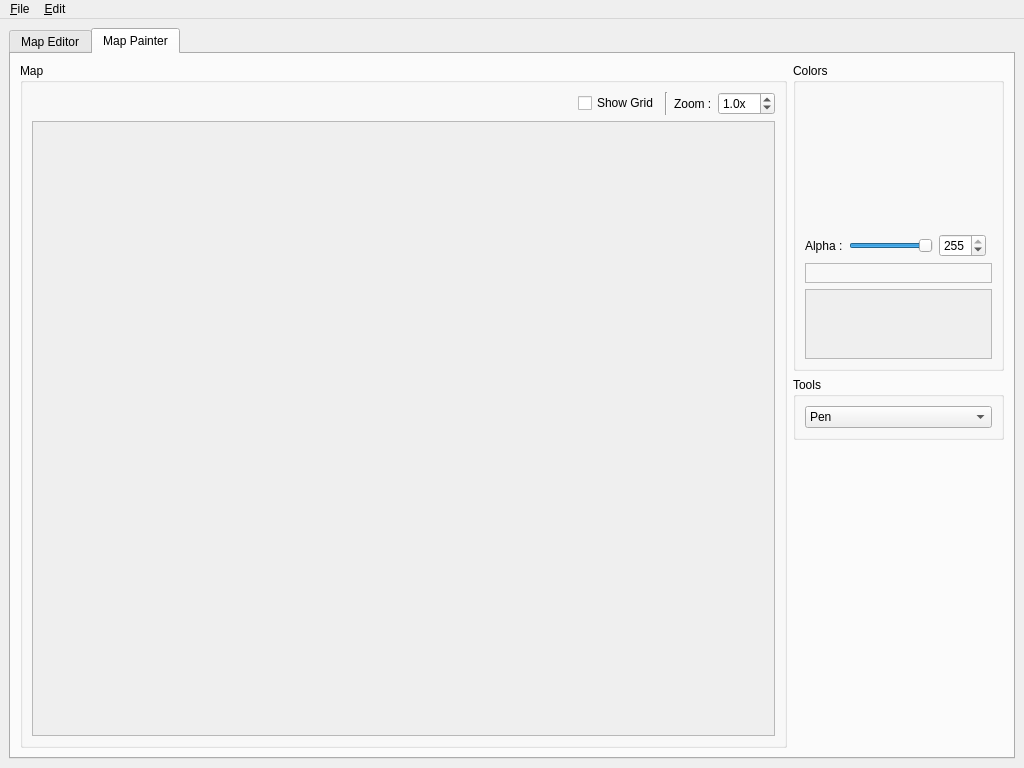
Above: MainWindow.ui from fborse/map-painter-95 before the change. Below: the same form after it.
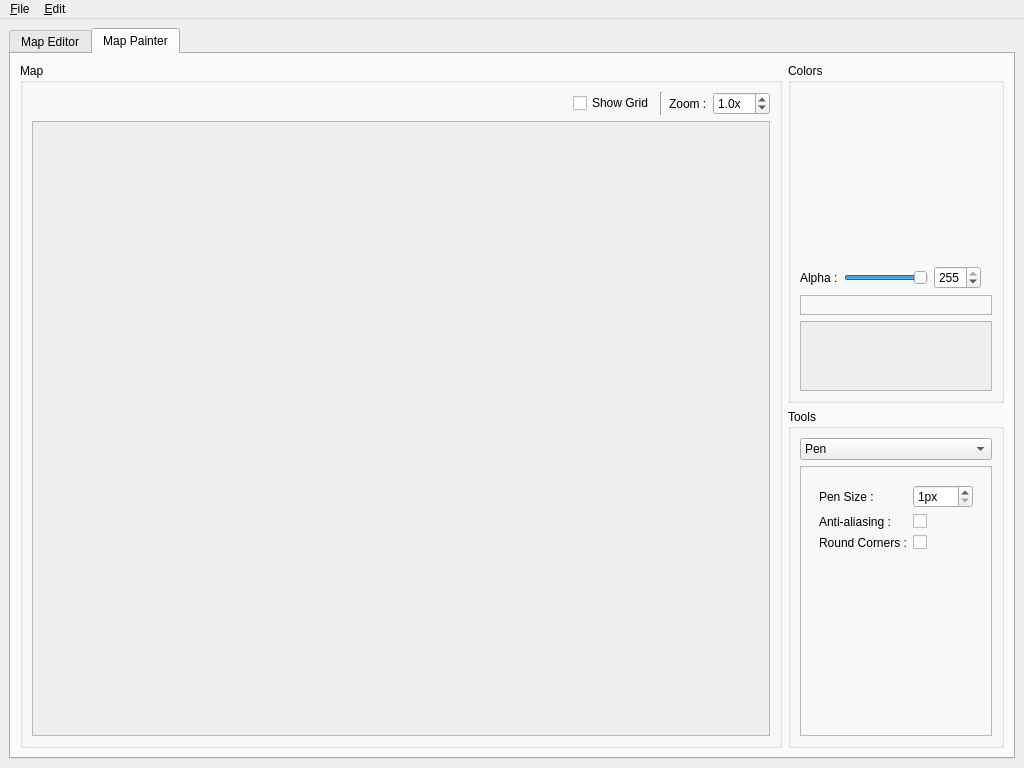
That is the form after the change. The open tabs and pages were chosen to show the change. Icons and pictures are not drawn. Custom widgets are drawn as their Qt base class.

```diff
--- a/MainWindow.ui
+++ b/MainWindow.ui
@@ -292,7 +292,7 @@
                <rect>
                 <x>0</x>
                 <y>0</y>
-                <width>728</width>
+                <width>719</width>
                 <height>595</height>
                </rect>
               </property>
@@ -400,7 +400,7 @@
                  <rect>
                   <x>0</x>
                   <y>0</y>
-                  <width>196</width>
+                  <width>205</width>
                   <height>68</height>
                  </rect>
                 </property>
@@ -470,22 +470,76 @@
                </item>
               </widget>
              </item>
+             <item>
+              <widget class="QFrame" name="toolBoxFrame">
+               <property name="frameShape">
+                <enum>QFrame::Shape::StyledPanel</enum>
+               </property>
+               <property name="frameShadow">
+                <enum>QFrame::Shadow::Raised</enum>
+               </property>
+               <layout class="QVBoxLayout" name="verticalLayout_10">
+                <item>
+                 <widget class="QStackedWidget" name="toolBox1StackedWidget">
+                  <widget class="QWidget" name="penPage">
+                   <layout class="QFormLayout" name="formLayout">
+                    <item row="0" column="0">
+                     <widget class="QLabel" name="penSizeLabel">
+                      <property name="text">
+                       <string>Pen Size :</string>
+                      </property>
+                     </widget>
+                    </item>
+                    <item row="0" column="1">
+                     <widget class="QSpinBox" name="penSizeSpinBox">
+                      <property name="suffix">
+                       <string>px</string>
+                      </property>
+                      <property name="minimum">
+                       <number>1</number>
+                      </property>
+                      <property name="maximum">
+                       <number>256</number>
+                      </property>
+                     </widget>
+                    </item>
+                    <item row="1" column="0">
+                     <widget class="QLabel" name="antiAliasingLabel">
+                      <property name="text">
+                       <string>Anti-aliasing :</string>
+                      </property>
+                     </widget>
+                    </item>
+                    <item row="1" column="1">
+                     <widget class="QCheckBox" name="antiAliasingCheckBox"/>
+                    </item>
+                    <item row="2" column="0">
+                     <widget class="QLabel" name="roundCornersLabel">
+                      <property name="text">
+                       <string>Round Corners :</string>
+                      </property>
+                     </widget>
+                    </item>
+                    <item row="2" column="1">
+                     <widget class="QCheckBox" name="roundCornersCheckBox"/>
+                    </item>
+                   </layout>
+                  </widget>
+                  <widget class="QWidget" name="page_2"/>
+                 </widget>
+                </item>
+                <item>
+                 <widget class="QStackedWidget" name="toolBox2StackedWidget">
+                  <widget class="QWidget" name="page_3"/>
+                  <widget class="QWidget" name="page_4"/>
+                 </widget>
+                </item>
+               </layout>
+              </widget>
+             </item>
             </layout>
            </widget>
           </item>
-          <item>
-           <spacer name="verticalSpacer">
-            <property name="orientation">
-             <enum>Qt::Orientation::Vertical</enum>
-            </property>
-            <property name="sizeHint" stdset="0">
-             <size>
-              <width>20</width>
-              <height>40</height>
-             </size>
-            </property>
-           </spacer>
-          </item>
          </layout>
         </item>
        </layout>
```
Left out of the diff: 179 changed lines with no effect on the pictures.
